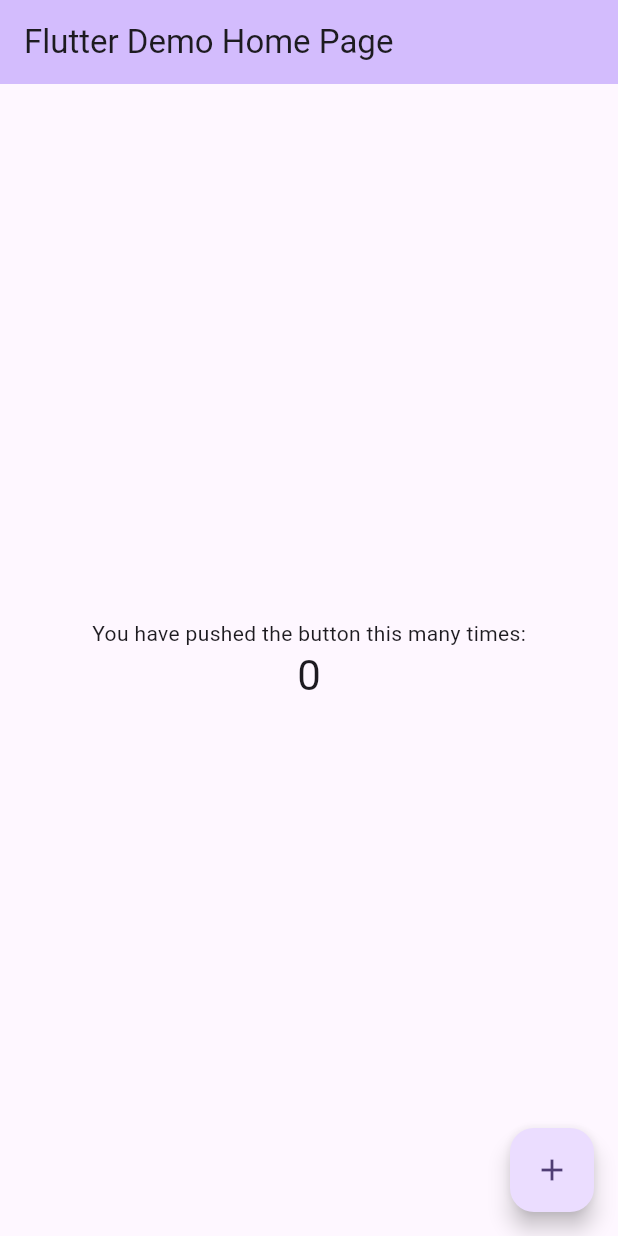
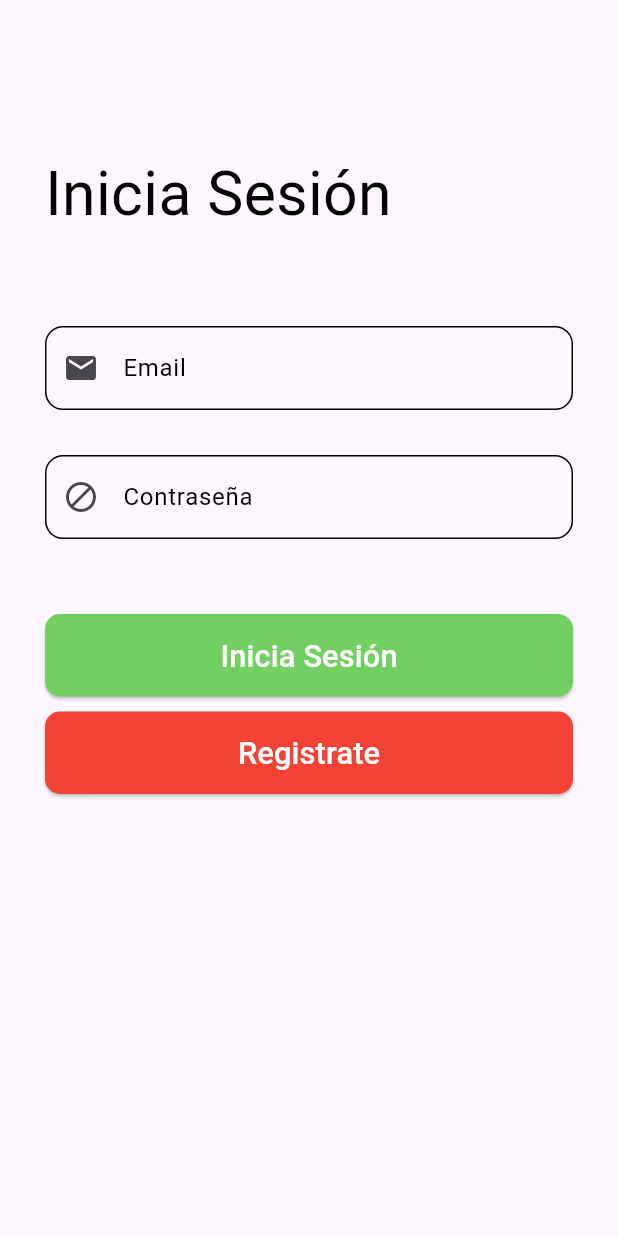
Before and after one commit to Diseno-de-Experimentos-4453-Grupo-4/MoviRent-Mobile, a Flutter app: the screen it shows after launch, on a phone screen of 412 x 824 dp. Run offline on Flutter 3.47's test engine with Material 3 defaults, Android fonts, the phone set to English and light mode, and no system bars; our stand-ins replace dio, shared_preferences.

Commit message:
feat(auth): added auth screens

```diff
--- /dev/null
+++ b/devtools_options.yaml
@@ -0,0 +1,3 @@
+description: This file stores settings for Dart & Flutter DevTools.
+documentation: https://docs.flutter.dev/tools/devtools/extensions#configure-extension-enablement-states
+extensions:
--- /dev/null
+++ b/lib/auth/presentation/screens/auth_screen.dart
@@ -0,0 +1,67 @@
+import 'package:flutter/cupertino.dart';
+import 'package:flutter/material.dart';
+import 'package:movirent/auth/presentation/screens/sign_up_screen.dart';
+
+import '../../../shared/presentation/widgets/app_button.dart';
+import '../../../shared/presentation/widgets/app_text_field.dart';
+import '../../../ui/styles/ui_styles.dart';
+
+class AuthScreen extends StatelessWidget {
+  const AuthScreen({super.key});
+
+  @override
+  Widget build(BuildContext context) {
+    return Scaffold(
+      body: Padding(
+        padding: const EdgeInsets.all(30.0),
+        child: Column(
+          children: [
+            const SizedBox(height: 70),
+            AspectRatio(
+              aspectRatio: 3.0,
+              child: Text(
+                "Inicia Sesión",
+                style: TextStyle(
+                  fontSize: textLarge,
+                  color: secondary,
+                ),
+              ),
+            ),
+            AppTextField(
+              label: "Email",
+              hintText: "Ingrese su email",
+              prefixIcon: Icons.email,
+              borderColor: secondary,
+              focusedBorderColor: Colors.grey,
+              labelColor: secondary,
+
+            ),
+            const SizedBox(height: 30),
+            AppTextField(
+              label: "Contraseña",
+              hintText: "Ingrese su contraseña",
+              prefixIcon: Icons.block,
+              obscureText: true,
+              borderColor: secondary,
+              focusedBorderColor: Colors.grey,
+              labelColor: secondary,
+            ),
+            const SizedBox(height: 50),
+            AppButton(
+                backgroundButton: primary,
+                onPressed: (){},
+                label: "Inicia Sesión"
+            ),
+            AppButton(
+                backgroundButton: danger,
+                onPressed: (){
+                  Navigator.pushReplacement(context, MaterialPageRoute(builder: (_) => SignUpScreen()));
+                },
+                label: "Registrate"
+            )
+          ],
+        ),
+      ),
+    );
+  }
+}
--- /dev/null
+++ b/lib/core/constants.dart
@@ -0,0 +1,6 @@
+enum Constant{
+  dev(environment:"http://localhost:8080/");
+  const Constant({required this.environment});
+  final String environment;
+
+}
--- a/lib/main.dart
+++ b/lib/main.dart
@@ -1,4 +1,5 @@
 import 'package:flutter/material.dart';
+import 'package:movirent/shared/presentation/screens/home_screen.dart';
 
 void main() {
   runApp(const MyApp());
@@ -7,116 +8,10 @@ void main() {
 class MyApp extends StatelessWidget {
   const MyApp({super.key});
 
-  // This widget is the root of your application.
   @override
   Widget build(BuildContext context) {
     return MaterialApp(
-      title: 'Flutter Demo',
-      theme: ThemeData(
-        // This is the theme of your application.
-        //
-        // TRY THIS: Try running your application with "flutter run". You'll see
-        // the application has a purple toolbar. Then, without quitting the app,
-        // try changing the seedColor in the colorScheme below to Colors.green
-        // and then invoke "hot reload" (save your changes or press the "hot
-        // reload" button in a Flutter-supported IDE, or press "r" if you used
-        // the command line to start the app).
-        //
-        // Notice that the counter didn't reset back to zero; the application
-        // state is not lost during the reload. To reset the state, use hot
-        // restart instead.
-        //
-        // This works for code too, not just values: Most code changes can be
-        // tested with just a hot reload.
-        colorScheme: ColorScheme.fromSeed(seedColor: Colors.deepPurple),
-      ),
-      home: const MyHomePage(title: 'Flutter Demo Home Page'),
+      home: HomeScreen(),
     );
   }
 }
-
-class MyHomePage extends StatefulWidget {
-  const MyHomePage({super.key, required this.title});
-
-  // This widget is the home page of your application. It is stateful, meaning
-  // that it has a State object (defined below) that contains fields that affect
-  // how it looks.
-
-  // This class is the configuration for the state. It holds the values (in this
-  // case the title) provided by the parent (in this case the App widget) and
-  // used by the build method of the State. Fields in a Widget subclass are
-  // always marked "final".
-
-  final String title;
-
-  @override
-  State<MyHomePage> createState() => _MyHomePageState();
-}
-
-class _MyHomePageState extends State<MyHomePage> {
-  int _counter = 0;
-
-  void _incrementCounter() {
-    setState(() {
-      // This call to setState tells the Flutter framework that something has
-      // changed in this State, which causes it to rerun the build method below
-      // so that the display can reflect the updated values. If we changed
-      // _counter without calling setState(), then the build method would not be
-      // called again, and so nothing would appear to happen.
-      _counter++;
-    });
-  }
-
-  @override
-  Widget build(BuildContext context) {
-    // This method is rerun every time setState is called, for instance as done
-    // by the _incrementCounter method above.
-    //
-    // The Flutter framework has been optimized to make rerunning build methods
-    // fast, so that you can just rebuild anything that needs updating rather
-    // than having to individually change instances of widgets.
-    return Scaffold(
-      appBar: AppBar(
-        // TRY THIS: Try changing the color here to a specific color (to
-        // Colors.amber, perhaps?) and trigger a hot reload to see the AppBar
-        // change color while the other colors stay the same.
-        backgroundColor: Theme.of(context).colorScheme.inversePrimary,
-        // Here we take the value from the MyHomePage object that was created by
-        // the App.build method, and use it to set our appbar title.
-        title: Text(widget.title),
-      ),
-      body: Center(
-        // Center is a layout widget. It takes a single child and positions it
-        // in the middle of the parent.
-        child: Column(
-          // Column is also a layout widget. It takes a list of children and
-          // arranges them vertically. By default, it sizes itself to fit its
-          // children horizontally, and tries to be as tall as its parent.
-          //
-          // Column has various properties to control how it sizes itself and
-          // how it positions its children. Here we use mainAxisAlignment to
-          // center the children vertically; the main axis here is the vertical
-          // axis because Columns are vertical (the cross axis would be
-          // horizontal).
-          //
-          // TRY THIS: Invoke "debug painting" (choose the "Toggle Debug Paint"
-          // action in the IDE, or press "p" in the console), to see the
-          // wireframe for each widget.
-          mainAxisAlignment: MainAxisAlignment.center,
-          children: <Widget>[
-            const Text('You have pushed the button this many times:'),
-            Text(
-              '$_counter',
-              style: Theme.of(context).textTheme.headlineMedium,
-            ),
-          ],
-        ),
-      ),
-      floatingActionButton: FloatingActionButton(
-        onPressed: _incrementCounter,
-        tooltip: 'Increment',
-        child: const Icon(Icons.add),
-      ), // This trailing comma makes auto-formatting nicer for build methods.
-    );
-  }
-}
--- /dev/null
+++ b/lib/shared/domain/interfaces/json_serializable.dart
@@ -0,0 +1,5 @@
+import 'package:dio/dio.dart';
+abstract class JsonSerializable<T> {
+  T fromJson(Map<String, dynamic> json);
+  Map<String,dynamic> toJson(T data);
+}
--- /dev/null
+++ b/lib/shared/presentation/screens/home_screen.dart
@@ -0,0 +1,11 @@
+import 'package:flutter/cupertino.dart';
+import 'package:flutter/material.dart';
+import 'package:movirent/auth/presentation/screens/auth_screen.dart';
+class HomeScreen extends StatelessWidget {
+  const HomeScreen({super.key});
+
+  @override
+  Widget build(BuildContext context) {
+    return AuthScreen();
+  }
+}
--- /dev/null
+++ b/lib/shared/presentation/widgets/app_button.dart
@@ -0,0 +1,37 @@
+import 'package:flutter/cupertino.dart';
+import 'package:flutter/material.dart';
+import 'package:movirent/ui/styles/ui_styles.dart';
+
+class AppButton extends StatelessWidget {
+  final String label;
+  final VoidCallback onPressed;
+  final Color backgroundButton;
+  const AppButton({super.key, required this.backgroundButton, required this.onPressed, required this.label});
+
+  @override
+  Widget build(BuildContext context) {
+    return SizedBox(
+      width: double.infinity,
+      height: 65,
+      child: Padding(
+        padding: const EdgeInsets.only(bottom: 10),
+        child: ElevatedButton(
+          style: ElevatedButton.styleFrom(
+            backgroundColor: backgroundButton,
+            foregroundColor: background,
+            shape: RoundedRectangleBorder(
+              borderRadius: BorderRadius.circular(10)
+            )
+          ),
+            onPressed: onPressed,
+            child: Text(
+              label,
+              style: TextStyle(
+               fontSize: textMid
+              ),
+            )
+        ),
+      ),
+    );
+  }
+}
--- /dev/null
+++ b/lib/shared/presentation/widgets/app_text_field.dart
@@ -0,0 +1,76 @@
+import 'package:flutter/material.dart';
+
+class AppTextField extends StatelessWidget {
+  final String? label;
+  final String? hintText;
+  final TextEditingController? controller;
+  final TextInputType keyboardType;
+  final bool obscureText;
+  final IconData? prefixIcon;
+  final IconData? suffixIcon;
+  final VoidCallback? onSuffixTap;
+  final String? Function(String?)? validator;
+
+  final Color borderColor;
+  final Color focusedBorderColor;
+  final Color errorBorderColor;
+  final Color labelColor;
+
+  const AppTextField({
+    super.key,
+    this.label,
+    this.hintText,
+    this.controller,
+    this.keyboardType = TextInputType.text,
+    this.obscureText = false,
+    this.prefixIcon,
+    this.suffixIcon,
+    this.onSuffixTap,
+    this.validator,
+    this.borderColor = Colors.grey,
+    this.focusedBorderColor = Colors.blue,
+    this.errorBorderColor = Colors.red,
+    required this.labelColor,
+  });
+
+  @override
+  Widget build(BuildContext context) {
+    return TextFormField(
+      controller: controller,
+      keyboardType: keyboardType,
+      obscureText: obscureText,
+      validator: validator,
+      cursorColor: labelColor,
+      decoration: InputDecoration(
+        labelText: label,
+        hintText: hintText,
+        labelStyle: TextStyle(
+          color: labelColor
+        ),
+        prefixIcon: prefixIcon != null ? Icon(prefixIcon) : null,
+        suffixIcon: suffixIcon != null
+            ? GestureDetector(
+          onTap: onSuffixTap,
+          child: Icon(suffixIcon),
+        )
+            : null,
+        enabledBorder: OutlineInputBorder(
+          borderSide: BorderSide(color: borderColor),
+          borderRadius: BorderRadius.circular(12),
+        ),
+        focusedBorder: OutlineInputBorder(
+          borderSide: BorderSide(color: focusedBorderColor, width: 2),
+          borderRadius: BorderRadius.circular(12),
+        ),
+        errorBorder: OutlineInputBorder(
+          borderSide: BorderSide(color: errorBorderColor),
+          borderRadius: BorderRadius.circular(12),
+        ),
+        focusedErrorBorder: OutlineInputBorder(
+          borderSide: BorderSide(color: errorBorderColor, width: 2),
+          borderRadius: BorderRadius.circular(12),
+        ),
+      ),
+    );
+  }
+}
--- /dev/null
+++ b/lib/ui/styles/ui_styles.dart
@@ -0,0 +1,13 @@
+import 'dart:ui';
+
+import 'package:flutter/material.dart';
+
+const Color primary =  Color(0xFF72D063);
+const Color secondary = Colors.black;
+const Color warn = Color(0x6363A3);
+const Color danger = Colors.red;
+const Color background = Colors.white;
+
+const double textLarge = 40.5;
+const double textMid = 20.5;
+const double textSmall = 10.5;
--- a/pubspec.yaml
+++ b/pubspec.yaml
@@ -30,6 +30,8 @@ environment:
 dependencies:
   flutter:
     sdk: flutter
+  dio: ^5.8.0+1
+  shared_preferences: ^2.5.3
 
   # The following adds the Cupertino Icons font to your application.
   # Use with the CupertinoIcons class for iOS style icons.
```
Also changed, not shown: lib/auth/presentation/screens/sign_up_screen.dart (added, +69 -0 lines), lib/core/dio_helper.dart (added, +56 -0 lines), lib/core/shared_helper.dart (added, +16 -0 lines), lib/ui/theme/app_theme.dart (added, +10 -0 lines), pubspec.lock, 7 other files.
